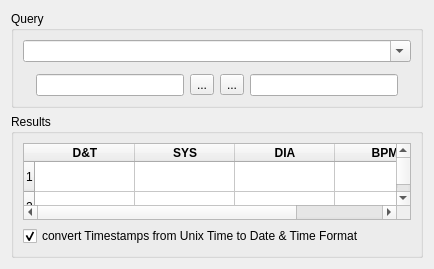
Above: res/ui/sql.ui from LazyT/obpm before the change. Below: the same form after it.
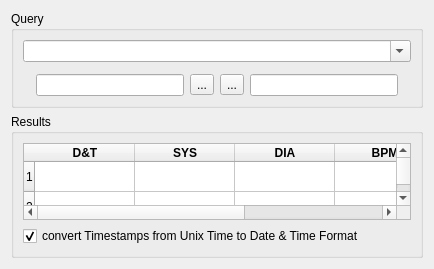
That is the form after the change. Icons and pictures are not drawn.

```diff
--- a/res/ui/sql.ui
+++ b/res/ui/sql.ui
@@ -226,6 +226,21 @@
            <normaloff>:/png/png/bpm.png</normaloff>:/png/png/bpm.png</iconset>
          </property>
         </column>
+        <column>
+         <property name="text">
+          <string notr="true">MSG</string>
+         </property>
+         <property name="font">
+          <font>
+           <weight>75</weight>
+           <bold>true</bold>
+          </font>
+         </property>
+         <property name="icon">
+          <iconset resource="../obpm.qrc">
+           <normaloff>:/png/png/notes.png</normaloff>:/png/png/notes.png</iconset>
+         </property>
+        </column>
        </widget>
       </item>
       <item>
```
